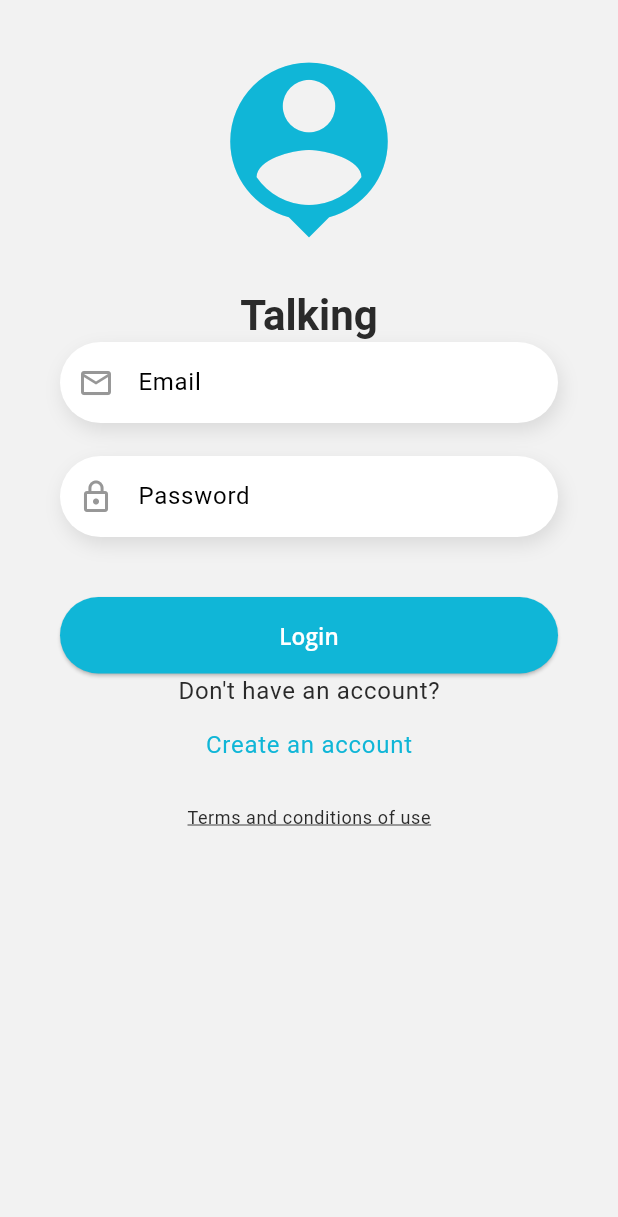
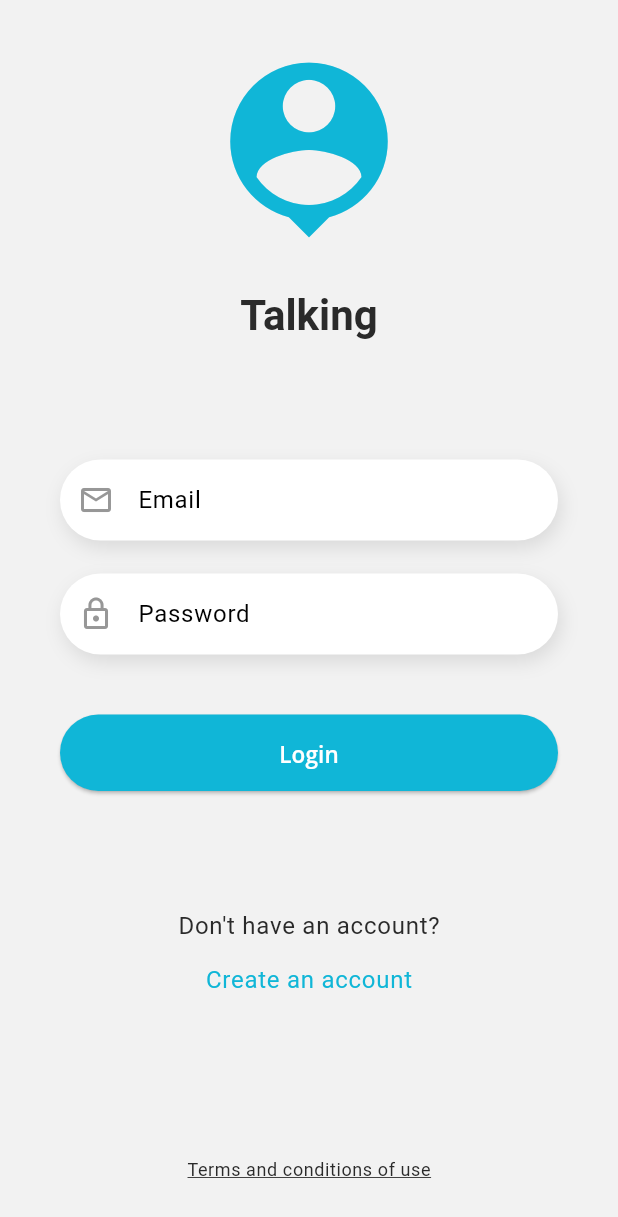
Before and after one commit to Brandon-RS/talking, a Flutter app: the screen it shows after launch, on a phone screen of 412 x 824 dp. Shown: the top 1217 px of the screen. Run offline on Flutter 3.47's test engine with Material 3 defaults, Android fonts, the phone set to English and light mode, and no system bars; our stand-ins replace go_router, google_fonts.

Commit message:
Refactor login screen and logo widget

```diff
--- a/lib/presentation/screens/login/login_screen.dart
+++ b/lib/presentation/screens/login/login_screen.dart
@@ -8,10 +8,11 @@ class LoginScreen extends StatelessWidget {
 
   @override
   Widget build(BuildContext context) {
-    return const Scaffold(
-      body: SafeArea(
-        child: SingleChildScrollView(
-          child: Column(
+    return Scaffold(
+      body: SingleChildScrollView(
+        child: SizedBox(
+          height: MediaQuery.sizeOf(context).height,
+          child: const Column(
             mainAxisAlignment: MainAxisAlignment.spaceBetween,
             children: [
               Logo(),
--- a/lib/presentation/screens/login/widgets/logo.dart
+++ b/lib/presentation/screens/login/widgets/logo.dart
@@ -9,7 +9,7 @@ class Logo extends StatelessWidget {
       child: Column(
         mainAxisSize: MainAxisSize.min,
         children: [
-          const SizedBox(height: 30),
+          SizedBox(height: MediaQuery.paddingOf(context).top + 30),
           // TODO(BRANDOM): Replace it with a cute logo
           const Icon(Icons.person_pin, size: 140),
           const SizedBox(height: 22),
```
